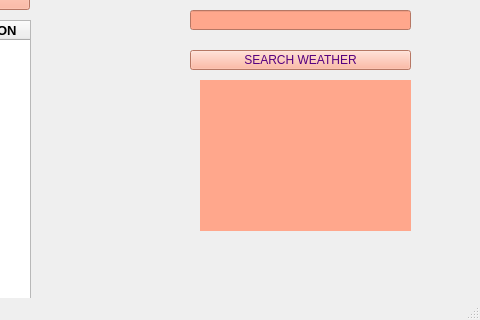
yunusdonmez-dev/Class_3_team_3_project_3, file weather.ui: the form before one commit; both pictures show x 320 to 800 and y 280 to 600 of the 800 by 600 pixel window.
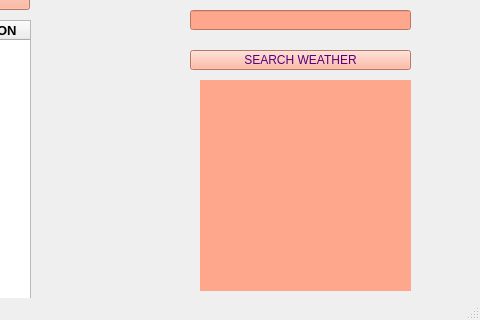
The form after the commit.

```diff
--- a/weather.ui
+++ b/weather.ui
@@ -279,6 +279,42 @@
      <string/>
     </property>
    </widget>
+   <widget class="QLabel" name="la_population">
+    <property name="geometry">
+     <rect>
+      <x>520</x>
+      <y>510</y>
+      <width>211</width>
+      <height>31</height>
+     </rect>
+    </property>
+    <property name="styleSheet">
+     <string notr="true">color: rgb(85, 0, 127);
+background-color: rgb(255, 167, 140);
+font: 75 10pt &quot;MS Shell Dlg 2&quot;;</string>
+    </property>
+    <property name="text">
+     <string/>
+    </property>
+   </widget>
+   <widget class="QLabel" name="la_pressure">
+    <property name="geometry">
+     <rect>
+      <x>520</x>
+      <y>540</y>
+      <width>211</width>
+      <height>31</height>
+     </rect>
+    </property>
+    <property name="styleSheet">
+     <string notr="true">color: rgb(85, 0, 127);
+background-color: rgb(255, 167, 140);
+font: 75 10pt &quot;MS Shell Dlg 2&quot;;</string>
+    </property>
+    <property name="text">
+     <string/>
+    </property>
+   </widget>
   </widget>
   <widget class="QMenuBar" name="menubar">
    <property name="geometry">
```
